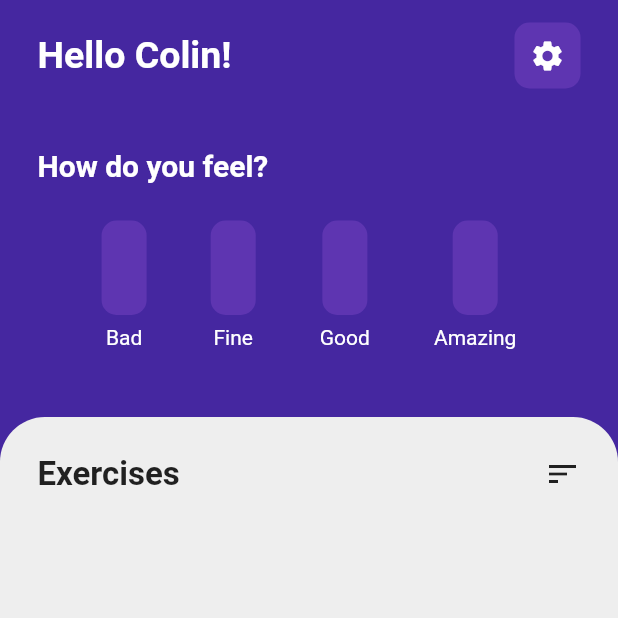
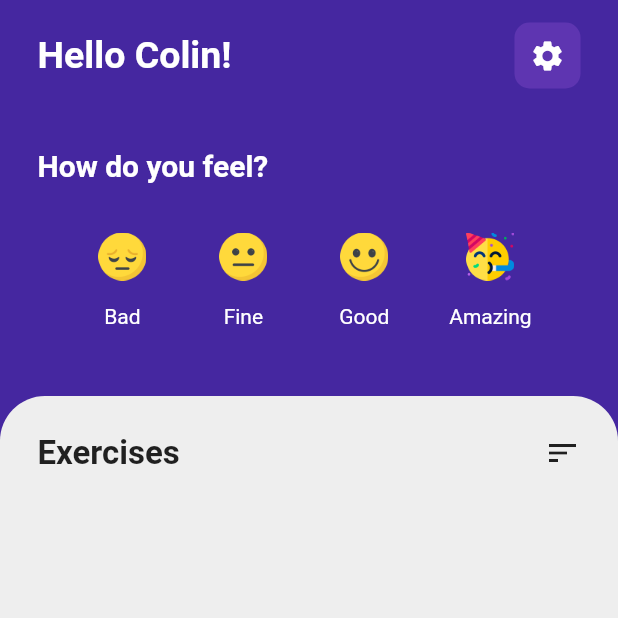
Before and after one commit to cjmcnally/Depriminus, a Flutter app: the screen it shows after launch, on a phone screen of 412 x 824 dp, the top half of it. Run offline on Flutter 3.47's test engine with Material 2 defaults, Android fonts, the phone set to English and light mode, and no system bars.

Commit message:
Mood Tracker Feature (incomplete)
Added emoji iconButtons, and will add a path to them when they are pressed, soon.

```diff
--- a/depriminus_app/lib/main.dart
+++ b/depriminus_app/lib/main.dart
@@ -1,8 +1,7 @@
 // ignore_for_file: unused_import, prefer_const_constructors
-
 import 'package:flutter/material.dart';
 import 'package:depriminus_app/pages/home_page.dart';
-import 'package:depriminus_app/assets/emoticon_face.dart';
+import 'package:depriminus_app/util/emoticon_face.dart';
 
 void main() {
   runApp(const MyApp());
--- a/depriminus_app/lib/pages/home_page.dart
+++ b/depriminus_app/lib/pages/home_page.dart
@@ -1,11 +1,8 @@
 // ignore_for_file: prefer_const_constructors, prefer_const_literals_to_create_immutables
-
-import 'package:depriminus_app/assets/emoticon_face.dart';
 import 'package:flutter/material.dart';
-import 'package:flutter_emoji/flutter_emoji.dart';
+import 'package:depriminus_app/util/emoticon_face.dart';
 
 // Home Screen
-
 class HomePage extends StatefulWidget {
   const HomePage({super.key});
 
@@ -75,6 +72,7 @@ class _HomePageState extends State<HomePage> {
                   SizedBox(
                     height: 25,
                   ),
+
                   // Mood tracker
                   Row(
                     mainAxisAlignment: MainAxisAlignment.spaceEvenly,
@@ -82,9 +80,12 @@ class _HomePageState extends State<HomePage> {
                       // bad
                       Column(
                         children: [
-                          EmoticonFace(emoticonFace: ''),
+                          IconButton(
+                              icon: Image.asset('images/sad.png'),
+                              iconSize: 10,
+                              onPressed: () {}),
                           SizedBox(
-                            height: 7,
+                            height: 8,
                           ),
                           Text(
                             'Bad',
@@ -98,9 +99,12 @@ class _HomePageState extends State<HomePage> {
                       // fine
                       Column(
                         children: [
-                          EmoticonFace(emoticonFace: ''),
+                          IconButton(
+                              icon: Image.asset('images/confused.png'),
+                              iconSize: 10,
+                              onPressed: () {}),
                           SizedBox(
-                            height: 7,
+                            height: 8,
                           ),
                           Text(
                             'Fine',
@@ -114,9 +118,12 @@ class _HomePageState extends State<HomePage> {
                       // good
                       Column(
                         children: [
-                          EmoticonFace(emoticonFace: ''),
+                          IconButton(
+                              icon: Image.asset('images/smile.png'),
+                              iconSize: 10,
+                              onPressed: () {}),
                           SizedBox(
-                            height: 7,
+                            height: 8,
                           ),
                           Text(
                             'Good',
@@ -130,9 +137,12 @@ class _HomePageState extends State<HomePage> {
                       // amazing
                       Column(
                         children: [
-                          EmoticonFace(emoticonFace: ''),
+                          IconButton(
+                              icon: Image.asset('images/party.png'),
+                              iconSize: 10,
+                              onPressed: () {}),
                           SizedBox(
-                            height: 7,
+                            height: 8,
                           ),
                           Text(
                             'Amazing',
@@ -180,11 +190,10 @@ class _HomePageState extends State<HomePage> {
                       ),
 
                       // list view of exercises - scrollable
-                      Expanded(
-                        child: ListView(
-                          scrollDirection: Axis.vertical,
-                        ),
-                      ),
+
+                      // ListView(
+                      //   scrollDirection: Axis.vertical,
+                      // ),
                     ],
                   ),
                 ),
--- a/depriminus_app/lib/assets/emoticon_face.dart
+++ b/depriminus_app/lib/util/emoticon_face.dart
@@ -1,5 +1,4 @@
 // ignore_for_file: prefer_const_constructors
-
 import 'package:flutter/material.dart';
 
 class EmoticonFace extends StatelessWidget {
```
Also changed, not shown: depriminus_app/pubspec.yaml (+5 -9 lines), depriminus_app/images/confused.png (added), depriminus_app/images/party.png (added), depriminus_app/images/sad.png (added), depriminus_app/images/smile.png (added), 1 other file.
